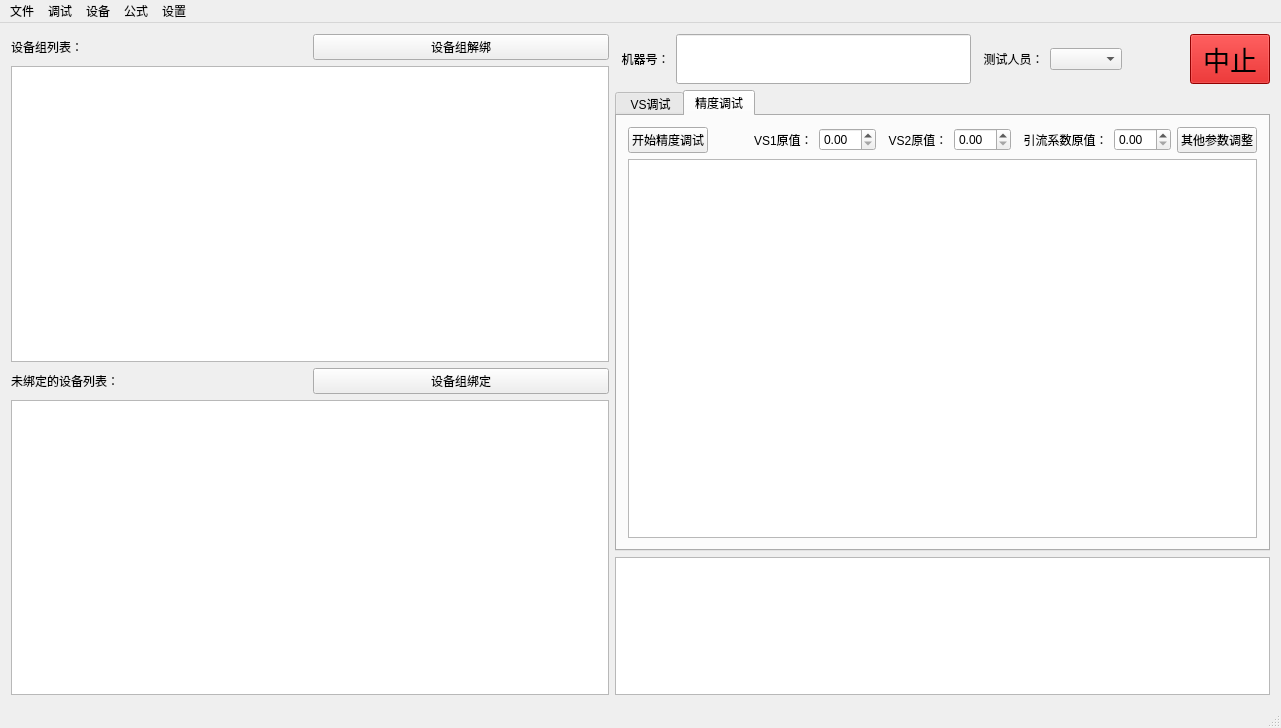
First picture: the form in mainwindow.ui, repository hooray1998/PCSoftware, before the edit.
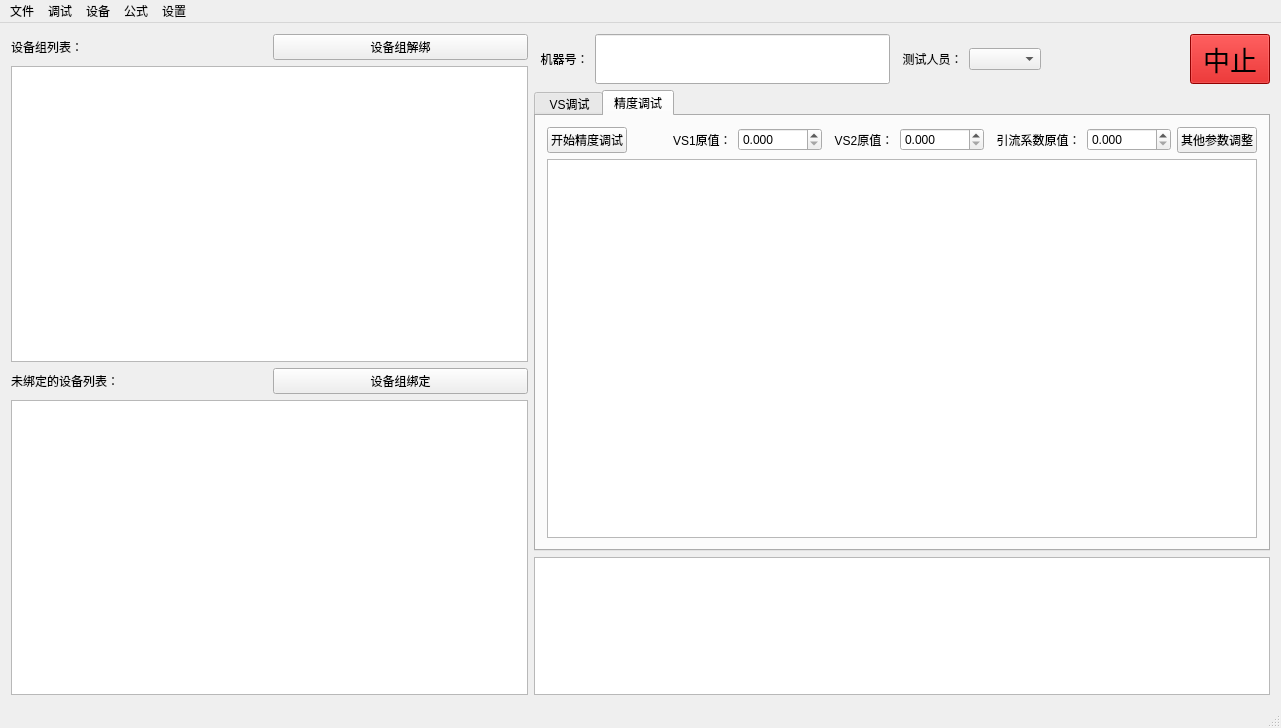
Second picture: the form after the edit.

```diff
--- a/mainwindow.ui
+++ b/mainwindow.ui
@@ -298,7 +298,14 @@
              </widget>
             </item>
             <item>
-             <widget class="QDoubleSpinBox" name="doubleSpinBoxVS1Value_jdmode"/>
+             <widget class="QDoubleSpinBox" name="doubleSpinBoxVS1Value_jdmode">
+              <property name="decimals">
+               <number>3</number>
+              </property>
+              <property name="maximum">
+               <double>99999.990000000005239</double>
+              </property>
+             </widget>
             </item>
             <item>
              <widget class="QLabel" name="label_7">
@@ -308,7 +315,14 @@
              </widget>
             </item>
             <item>
-             <widget class="QDoubleSpinBox" name="doubleSpinBoxVS2Value_jdmode"/>
+             <widget class="QDoubleSpinBox" name="doubleSpinBoxVS2Value_jdmode">
+              <property name="decimals">
+               <number>3</number>
+              </property>
+              <property name="maximum">
+               <double>99999.990000000005239</double>
+              </property>
+             </widget>
             </item>
             <item>
              <widget class="QLabel" name="label_8">
@@ -318,7 +332,14 @@
              </widget>
             </item>
             <item>
-             <widget class="QDoubleSpinBox" name="doubleSpinBoxYinliuValue_jdmode"/>
+             <widget class="QDoubleSpinBox" name="doubleSpinBoxYinliuValue_jdmode">
+              <property name="decimals">
+               <number>3</number>
+              </property>
+              <property name="maximum">
+               <double>99999.990000000005239</double>
+              </property>
+             </widget>
             </item>
             <item>
              <widget class="QPushButton" name="pushButtonJingduConfig">
```
Left out of the diff: 18 changed lines with no effect on the pictures.
